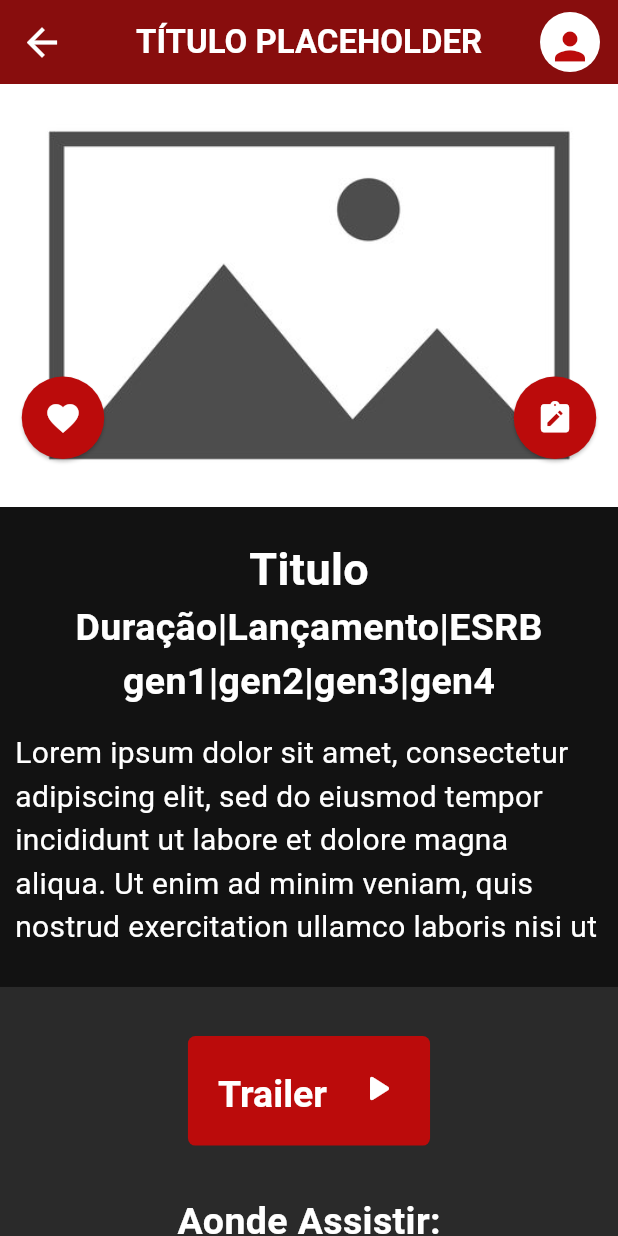
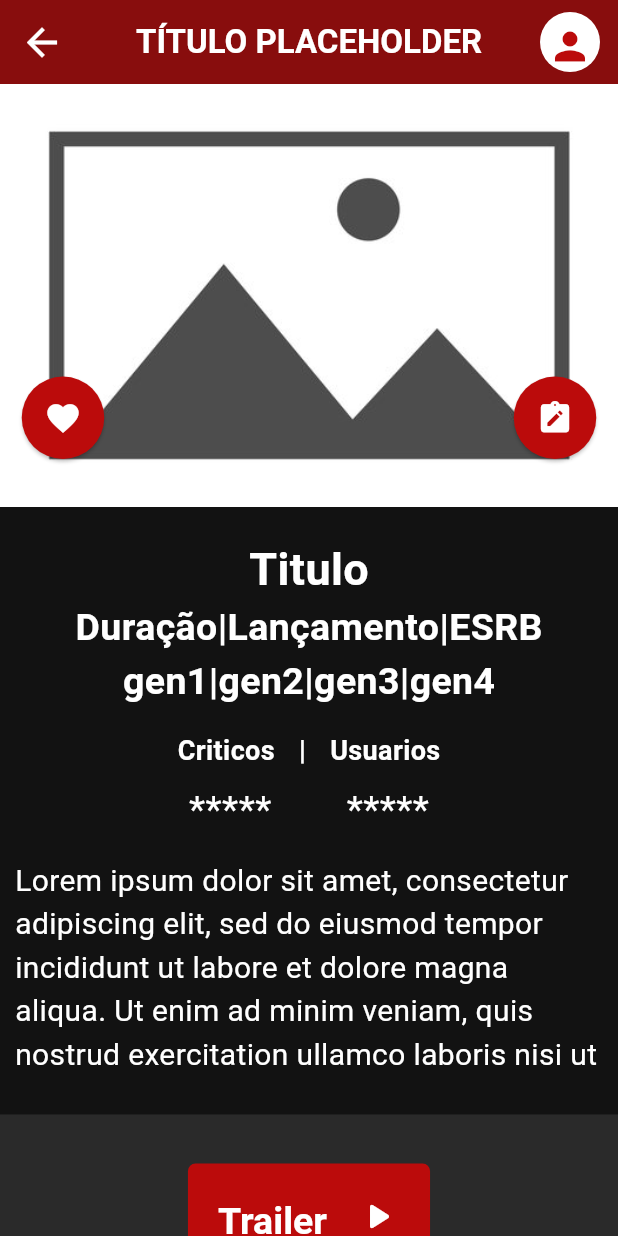
Before and after one commit to Moraes-Bruno/media_suggester, a Flutter app: the Detalhes screen opened directly, on a phone screen of 412 x 824 dp. Run offline on Flutter 3.47's test engine with Material 3 defaults, Android fonts, the phone set to English and light mode, and no system bars; our stand-ins replace carousel_slider.

Commit message:
finalizado front end de detalhes.dart

```diff
--- a/media_suggester/lib/pages/Detalhes.dart
+++ b/media_suggester/lib/pages/Detalhes.dart
@@ -1,3 +1,4 @@
+import 'package:carousel_slider/carousel_slider.dart';
 import 'package:flutter/material.dart';
 import 'package:flutter/widgets.dart';
 import 'package:url_launcher/url_launcher.dart';
@@ -98,29 +99,76 @@ class _DetalhesState extends State<Detalhes> {
               const SizedBox(
                 height: 10,
               ),
-              const Padding(
+               Padding(
                 padding: EdgeInsets.all(10),
                 child: Column(
                   children: [
-                    Text(
+                    const Text(
                       "Titulo",
                       style:
                           TextStyle(fontSize: 30, fontWeight: FontWeight.bold),
                     ),
-                    Text(
+                    const Text(
                       "Duração|Lançamento|ESRB",
                       style:
                           TextStyle(fontSize: 25, fontWeight: FontWeight.bold),
                     ),
-                    Text(
+                    const Text(
                       "gen1|gen2|gen3|gen4",
                       style:
                           TextStyle(fontSize: 25, fontWeight: FontWeight.bold),
                     ),
-                    SizedBox(
+                    Container(
+                      margin: const EdgeInsets.only(top: 15),
+                      child: const Column(
+                        mainAxisAlignment: MainAxisAlignment.center,
+                        crossAxisAlignment: CrossAxisAlignment.center,
+
+                        children: [
+                          Row(
+                            mainAxisAlignment: MainAxisAlignment.center,
+                            children: [
+                              Text(
+                                'Criticos',
+                                style: TextStyle(
+                                    fontSize: 18, fontWeight: FontWeight.bold),
+                              ),
+                              SizedBox(width: 16),
+                              Text(
+                                '|',
+                                style: TextStyle(
+                                    fontSize: 18, fontWeight: FontWeight.bold),
+                              ),
+                              SizedBox(width: 16),
+                              Text(
+                                'Usuarios',
+                                style: TextStyle(
+                                    fontSize: 18, fontWeight: FontWeight.bold),
+                              ),
+                            ],
+                          ),
+                          SizedBox(height: 8),
+                          Row(
+                            mainAxisAlignment: MainAxisAlignment.center,
+                            children: [
+                              Text(
+                                '*****',
+                                style: TextStyle(fontSize: 25),
+                              ),
+                              SizedBox(width: 50),
+                              Text(
+                                '*****',
+                                style: TextStyle(fontSize: 25),
+                              ),
+                            ],
+                          ),
+                        ],
+                      ),
+                    ),
+                    const SizedBox(
                       height: 15,
                     ),
-                    Text(
+                    const Text(
                       "Lorem ipsum dolor sit amet, consectetur adipiscing elit, sed do eiusmod tempor incididunt ut labore et dolore magna aliqua. Ut enim ad minim veniam, quis nostrud exercitation ullamco laboris nisi ut ",
                       style: TextStyle(fontSize: 20),
                     )
@@ -194,6 +242,27 @@ class _DetalhesState extends State<Detalhes> {
                     ),
                   ],
                 ),
+              ),
+              const SizedBox(height: 15,),
+              const Row(
+                mainAxisAlignment: MainAxisAlignment.end,
+                children: [
+                  Padding(
+                    padding: EdgeInsets.all(8.0),
+                    child: Text("Ver Mais",style: TextStyle(fontSize: 20),),
+                  ),
+                ],
+              ),
+              CarouselSlider(
+                items: _obterComentarios(context),
+                options: CarouselOptions(
+                  aspectRatio: 2.0,
+                  enlargeCenterPage: true,
+                  pageViewKey: const PageStorageKey<String>('carousel_slider'),
+                ),
+              ),
+              const SizedBox(
+                height: 15,
               )
             ],
           ),
@@ -205,4 +274,79 @@ class _DetalhesState extends State<Detalhes> {
       throw Exception('Could not launch $_url');
     }
   }
+
+  _obterComentarios(BuildContext context) {
+    final List<String> comments = [
+      "Um filme emocionante que prende sua atenção do início ao fim...",
+      "Uma obra-prima cinematográfica que cativa com sua narrativa envolvente...",
+      "Um filme repleto de ação que entrega adrenalina do começo ao fim...",
+      "Uma comédia hilária que garante gargalhadas do público, com piadas...",
+      "Um drama emocionante que explora temas profundos e complexos..."
+    ];
+
+    final List<Widget> commentSlider = comments.map((comment) {
+      return Builder(
+        builder: (BuildContext context) {
+          return Container(
+            width: MediaQuery.of(context).size.width,
+            margin: const EdgeInsets.only(top: 30),
+            decoration: BoxDecoration(
+              color: const Color.fromARGB(255, 42, 42, 42),
+              borderRadius: BorderRadius.circular(4.0),
+            ),
+            child: Column(
+              children: [
+                const Padding(
+                  padding: EdgeInsets.all(10.0),
+                  child: Row(
+                    children: [
+                      Image(
+                        image:
+                            AssetImage("assets/images/profile_placeholder.png"),
+                        height: 45,
+                        width: 45,
+                      ),
+                      SizedBox(
+                        width: 15,
+                      ),
+                      Column(
+                        crossAxisAlignment: CrossAxisAlignment.start,
+                        children: [
+                          Text(
+                            "Jane Doe",
+                            style: TextStyle(fontSize: 20),
+                          ),
+                          Text(
+                            "★★★★☆",
+                            style: TextStyle(fontSize: 20),
+                          )
+                        ],
+                      ),
+                      Spacer(), // Adiciona um espaçamento flexível
+                      Text(
+                        "01/04/2024", // Sua data aqui
+                        style: TextStyle(fontSize: 16),
+                      )
+                    ],
+                  ),
+                ),
+                Padding(
+                  padding: const EdgeInsets.only(left: 8, right: 8),
+                  child: Text(
+                    comment,
+                    style: const TextStyle(
+                      fontSize: 20.0,
+                    ),
+                    maxLines: 2,
+                  ),
+                ),
+              ],
+            ),
+          );
+        },
+      );
+    }).toList();
+
+    return commentSlider;
+  }
 }
```
Also changed, not shown: media_suggester/assets/images/netflix_logo.png, media_suggester/assets/images/profile_placeholder.png (added).
